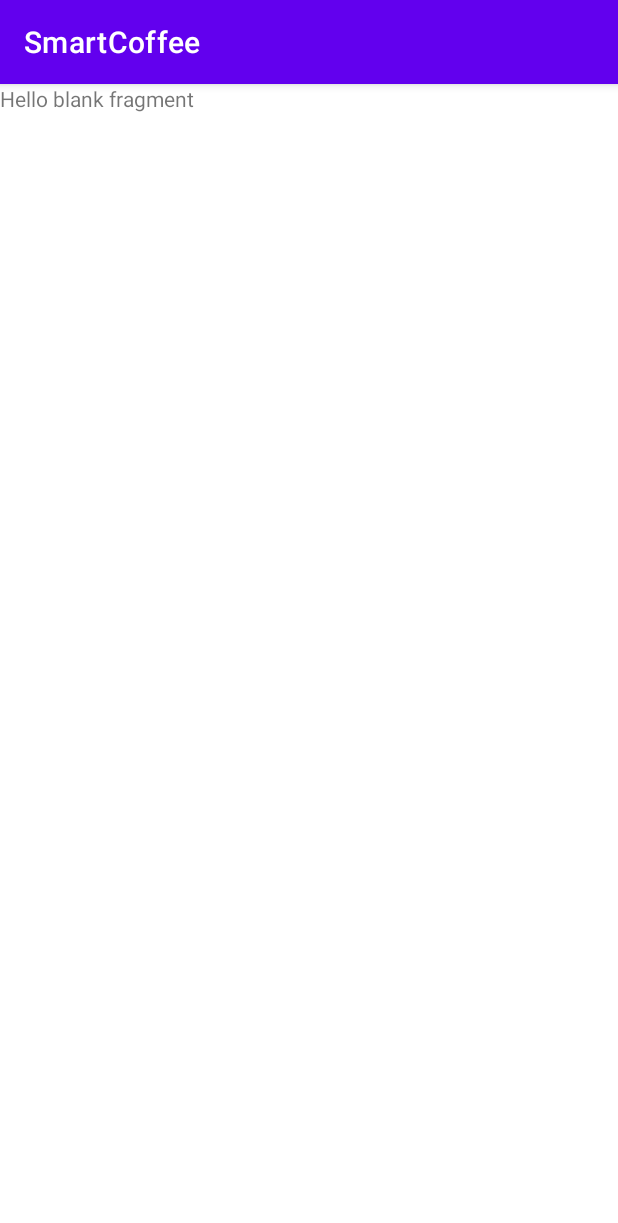
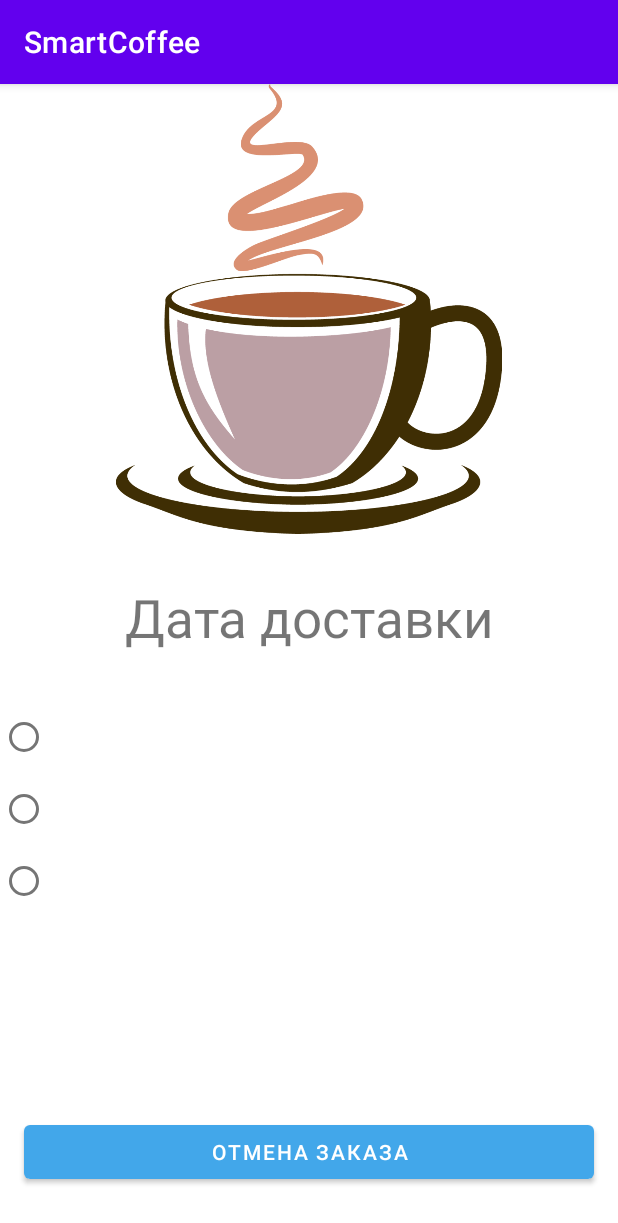
Before and after one commit to Brav9/SmartCoffee, an Android app: the fragment PickupCoffeeFragment shown on its own in the app's theme, on a phone screen of 412 x 824 dp. Shown: the top 1223 px of the screen. Run offline under Robolectric (Android 15) with nearby library versions, the phone set to English and light mode, and no system bars.

Commit message:
Добавление элементов в макет fragment_pickup_coffee.xml

```diff
--- a/app/src/main/res/layout/fragment_pickup_coffee.xml
+++ b/app/src/main/res/layout/fragment_pickup_coffee.xml
@@ -1,14 +1,70 @@
 <?xml version="1.0" encoding="utf-8"?>
-<FrameLayout xmlns:android="http://schemas.android.com/apk/res/android"
+<androidx.constraintlayout.widget.ConstraintLayout xmlns:android="http://schemas.android.com/apk/res/android"
+    xmlns:app="http://schemas.android.com/apk/res-auto"
     xmlns:tools="http://schemas.android.com/tools"
     android:layout_width="match_parent"
     android:layout_height="match_parent"
     tools:context=".PickupCoffeeFragment">
 
-    <!-- TODO: Update blank fragment layout -->
+    <ImageView
+        android:id="@+id/imProduct"
+        android:layout_width="0dp"
+        android:layout_height="300dp"
+        android:src="@drawable/coffee"
+        app:layout_constraintEnd_toEndOf="parent"
+        app:layout_constraintStart_toStartOf="parent"
+        app:layout_constraintTop_toTopOf="parent" />
+
     <TextView
-        android:layout_width="match_parent"
-        android:layout_height="match_parent"
-        android:text="@string/hello_blank_fragment" />
+        android:id="@+id/tvQuantity"
+        android:layout_width="wrap_content"
+        android:layout_height="wrap_content"
+        android:layout_marginTop="32dp"
+        android:text="@string/pickup_date"
+        android:textSize="35sp"
+        app:layout_constraintEnd_toEndOf="parent"
+        app:layout_constraintStart_toStartOf="parent"
+        app:layout_constraintTop_toBottomOf="@+id/imProduct"
+        app:textAllCaps="false" />
 
-</FrameLayout>
+    <Button
+        android:id="@+id/btnOrderCancellation"
+        android:layout_width="0dp"
+        android:layout_height="wrap_content"
+        android:layout_marginStart="16dp"
+        android:layout_marginEnd="16dp"
+        android:layout_marginBottom="32dp"
+        android:text="@string/order_cancellation"
+        app:backgroundTint="#42A7EA"
+        app:layout_constraintBottom_toBottomOf="parent"
+        app:layout_constraintEnd_toEndOf="parent"
+        app:layout_constraintStart_toStartOf="parent" />
+
+    <RadioGroup
+        android:id="@+id/date_options"
+        android:layout_width="wrap_content"
+        android:layout_height="wrap_content"
+        android:layout_marginTop="32dp"
+        android:orientation="vertical"
+        app:layout_constraintStart_toStartOf="parent"
+        app:layout_constraintTop_toBottomOf="@+id/tvQuantity">
+
+        <RadioButton
+            android:id="@+id/option0"
+            android:layout_width="wrap_content"
+            android:layout_height="wrap_content" />
+
+        <RadioButton
+            android:id="@+id/option1"
+            android:layout_width="wrap_content"
+            android:layout_height="wrap_content" />
+
+        <RadioButton
+            android:id="@+id/option2"
+            android:layout_width="wrap_content"
+            android:layout_height="wrap_content" />
+
+
+    </RadioGroup>
+
+</androidx.constraintlayout.widget.ConstraintLayout>
```
